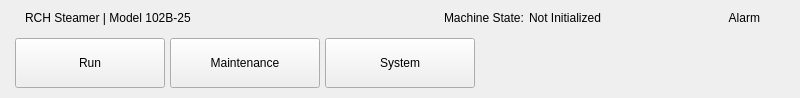
Before: the Qt Designer form ui/resources/Navigation_widget.ui in tamdak-dan/rch-steamer, drawn with Qt 5.
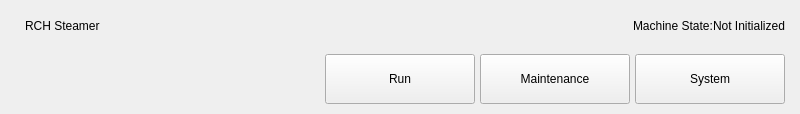
After: the same form once the commit is applied.

Commit message: lots of styling changes to run screen and navigation widget

What changed in the file:
```diff
--- a/ui/resources/Navigation_widget.ui
+++ b/ui/resources/Navigation_widget.ui
@@ -7,7 +7,7 @@
     <x>0</x>
     <y>0</y>
     <width>800</width>
-    <height>98</height>
+    <height>114</height>
    </rect>
   </property>
   <property name="sizePolicy">
@@ -63,14 +63,14 @@
           </size>
          </property>
          <property name="text">
-          <string>RCH Steamer | Model 102B-25</string>
+          <string>RCH Steamer</string>
          </property>
         </widget>
        </item>
       </layout>
      </item>
      <item>
-      <layout class="QHBoxLayout" name="horizontalLayout_4" stretch="0,0,0,0,0,0">
+      <layout class="QHBoxLayout" name="horizontalLayout_4" stretch="0,0,0">
        <property name="spacing">
         <number>0</number>
        </property>
@@ -80,7 +80,7 @@
           <enum>Qt::Orientation::Horizontal</enum>
          </property>
          <property name="sizeType">
-          <enum>QSizePolicy::Policy::Preferred</enum>
+          <enum>QSizePolicy::Policy::Expanding</enum>
          </property>
          <property name="sizeHint" stdset="0">
           <size>
@@ -90,7 +90,7 @@
          </property>
         </spacer>
        </item>
-       <item>
+       <item alignment="Qt::AlignmentFlag::AlignRight">
         <widget class="QLabel" name="MachineState">
          <property name="sizePolicy">
           <sizepolicy hsizetype="Maximum" vsizetype="Expanding">
@@ -104,9 +104,12 @@
          <property name="text">
           <string>Machine State:</string>
          </property>
+         <property name="margin">
+          <number>10</number>
+         </property>
         </widget>
        </item>
-       <item alignment="Qt::AlignmentFlag::AlignLeft">
+       <item alignment="Qt::AlignmentFlag::AlignRight">
         <widget class="QLabel" name="PLC_sMachineState">
          <property name="sizePolicy">
           <sizepolicy hsizetype="Maximum" vsizetype="Preferred">
@@ -118,81 +121,6 @@
           <string>Not Initialized</string>
          </property>
          <property name="indent">
-          <number>5</number>
-         </property>
-        </widget>
-       </item>
-       <item>
-        <spacer name="horizontalSpacer">
-         <property name="orientation">
-          <enum>Qt::Orientation::Horizontal</enum>
-         </property>
-         <property name="sizeType">
-          <enum>QSizePolicy::Policy::Fixed</enum>
-         </property>
-         <property name="sizeHint" stdset="0">
-          <size>
-           <width>40</width>
-           <height>20</height>
-          </size>
-         </property>
-        </spacer>
-       </item>
-       <item>
-        <widget class="QLabel" name="Alarm">
-         <property name="enabled">
-          <bool>true</bool>
-         </property>
-         <property name="sizePolicy">
-          <sizepolicy hsizetype="Maximum" vsizetype="Preferred">
-           <horstretch>0</horstretch>
-           <verstretch>0</verstretch>
-          </sizepolicy>
-         </property>
-         <property name="baseSize">
-          <size>
-           <width>0</width>
-           <height>0</height>
-          </size>
-         </property>
-         <property name="text">
-          <string>Alarm</string>
-         </property>
-         <property name="alignment">
-          <set>Qt::AlignmentFlag::AlignRight|Qt::AlignmentFlag::AlignTrailing|Qt::AlignmentFlag::AlignVCenter</set>
-         </property>
-         <property name="indent">
-          <number>5</number>
-         </property>
-        </widget>
-       </item>
-       <item>
-        <widget class="QLabel" name="Alarm_LED">
-         <property name="enabled">
-          <bool>true</bool>
-         </property>
-         <property name="sizePolicy">
-          <sizepolicy hsizetype="Fixed" vsizetype="Fixed">
-           <horstretch>0</horstretch>
-           <verstretch>0</verstretch>
-          </sizepolicy>
-         </property>
-         <property name="minimumSize">
-          <size>
-           <width>20</width>
-           <height>20</height>
-          </size>
-         </property>
-         <property name="baseSize">
-          <size>
-           <width>20</width>
-           <height>20</height>
-          </size>
-         </property>
-         <property name="text">
-          <string/>
-         </property>
-         <property name="margin">
           <number>0</number>
          </property>
         </widget>
@@ -202,7 +130,7 @@
     </layout>
    </item>
    <item>
-    <layout class="QHBoxLayout" name="horizontalLayout" stretch="1,1,1,0">
+    <layout class="QHBoxLayout" name="horizontalLayout" stretch="0,1,1,1">
      <property name="spacing">
       <number>5</number>
      </property>
@@ -215,6 +143,19 @@
      <property name="bottomMargin">
       <number>0</number>
      </property>
+     <item>
+      <spacer name="horizontalSpacer_3">
+       <property name="orientation">
+        <enum>Qt::Orientation::Horizontal</enum>
+       </property>
+       <property name="sizeHint" stdset="0">
+        <size>
+         <width>150</width>
+         <height>20</height>
+        </size>
+       </property>
+      </spacer>
+     </item>
      <item>
       <widget class="QPushButton" name="btn_to_RunScreen">
        <property name="sizePolicy">
@@ -278,19 +219,6 @@
        </property>
       </widget>
      </item>
-     <item>
-      <spacer name="horizontalSpacer_3">
-       <property name="orientation">
-        <enum>Qt::Orientation::Horizontal</enum>
-       </property>
-       <property name="sizeHint" stdset="0">
-        <size>
-         <width>150</width>
-         <height>20</height>
-        </size>
-       </property>
-      </spacer>
-     </item>
     </layout>
    </item>
   </layout>
```
The commit also changes 8 other files.
